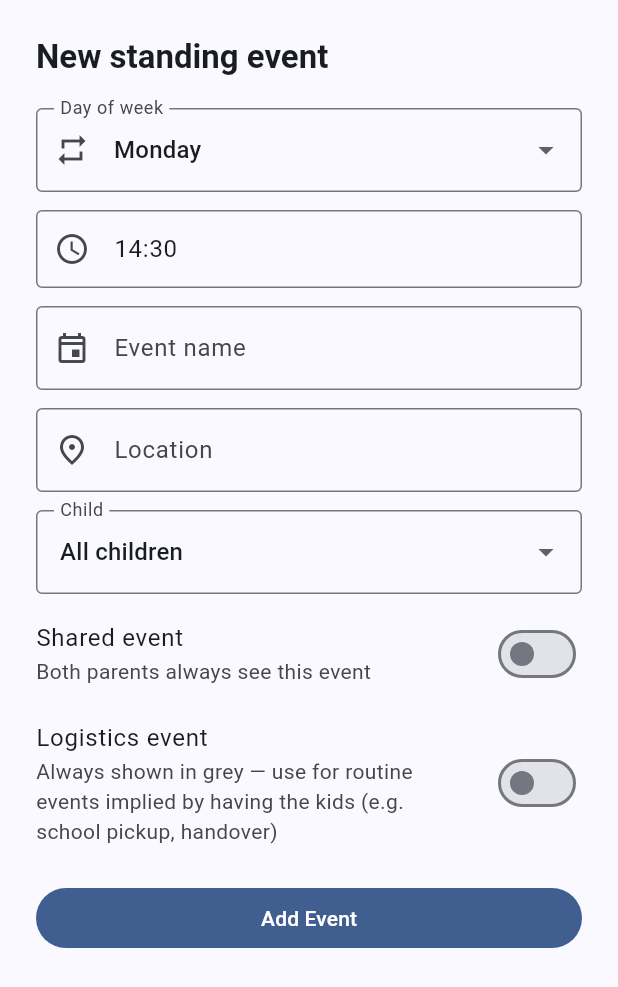
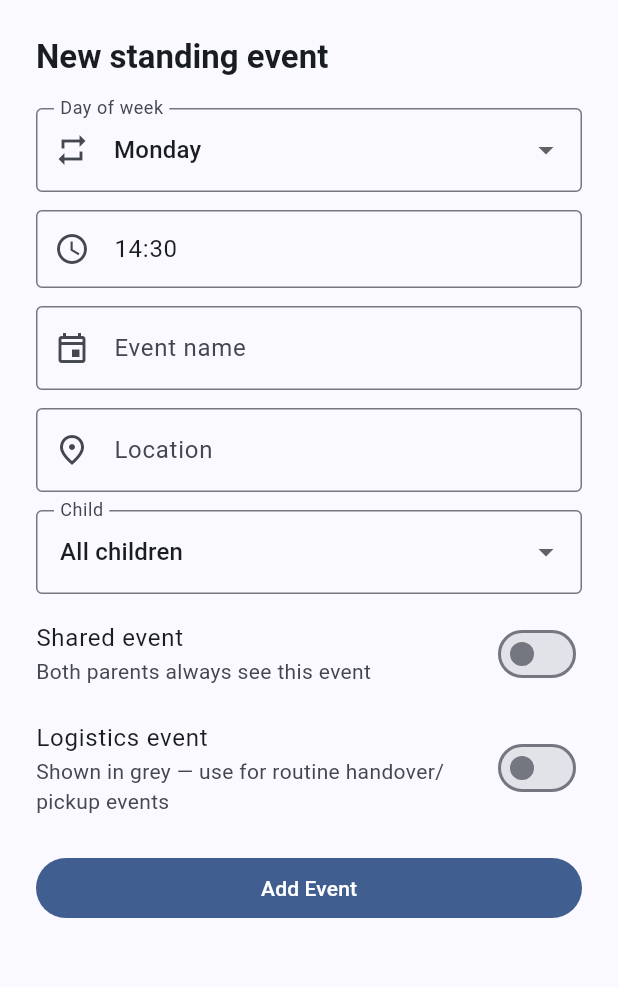
Before and after one commit to Pahiro/coplan, a Flutter app: the EventEditSheet widget shown alone on an empty page, opened directly, after a tap on "Add Event", on a phone screen of 412 x 824 dp. Shown: the top 987 px of the screen. Run offline on Flutter 3.47's test engine with Material 3 defaults, Android fonts, the phone set to English and light mode, and no system bars; our stand-ins replace connectivity_plus, flutter_local_notifications, flutter_riverpod, open_filex, package_info_plus, pocketbase and 1 more; missing offline and left inert: dart:html, home_widget; accounts and stored records are empty; network calls fail.

Commit message:
fix: allow toggling logistics on once-off events in edit sheet
- updateOverride now accepts and saves isLogistics
- Edit sheet shows logistics toggle for both standing and once-off events
- Fixes inability to un-dim a once-off event marked logistics by mistake

Co-Authored-By: Claude Sonnet 4.6 <noreply@anthropic.com>

```diff
--- a/lib/providers/schedule_provider.dart
+++ b/lib/providers/schedule_provider.dart
@@ -266,6 +266,7 @@ class ManualOverridesNotifier extends AsyncNotifier<void> {
     required String activity,
     required String location,
     required bool isShared,
+    required bool isLogistics,
     String? endTime,
     String? note,
   }) async {
@@ -276,6 +277,7 @@ class ManualOverridesNotifier extends AsyncNotifier<void> {
       'activity':      activity,
       'location':      location,
       'is_shared':     isShared,
+      'is_logistics':  isLogistics,
       'end_time':      endTime ?? '',
       'note':          note ?? '',
     });
--- a/lib/widgets/event_edit_sheet.dart
+++ b/lib/widgets/event_edit_sheet.dart
@@ -100,6 +100,7 @@ class _EventEditSheetState extends ConsumerState<EventEditSheet> {
               activity:     _activityCtrl.text.trim(),
               location:     _locationCtrl.text.trim(),
               isShared:     _isShared,
+              isLogistics:  _isLogistics,
               endTime:      _endTime != null ? _fmtTime(_endTime!) : null,
               note:         _noteCtrl.text.trim(),
             );
@@ -266,15 +267,13 @@ class _EventEditSheetState extends ConsumerState<EventEditSheet> {
               subtitle: const Text('Both parents always see this event'),
               contentPadding: EdgeInsets.zero,
             ),
-            // Logistics toggle — only meaningful for standing rules
-            if (!_isEditOverride)
+            // Logistics toggle
             SwitchListTile(
               value: _isLogistics,
               onChanged: (v) => setState(() => _isLogistics = v),
               title: const Text('Logistics event'),
               subtitle: const Text(
-                    'Always shown in grey — use for routine events implied '
-                    'by having the kids (e.g. school pickup, handover)'),
+                  'Shown in grey — use for routine handover/pickup events'),
               contentPadding: EdgeInsets.zero,
             ),
             const SizedBox(height: 16),
```
Lines whose indentation alone changed are shown as unchanged.
